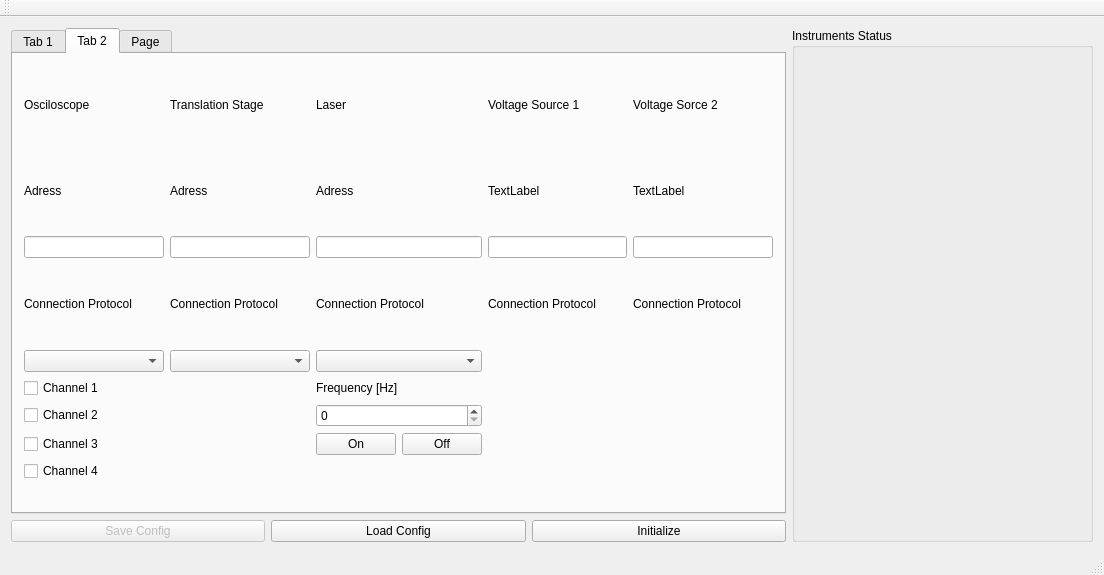
This is forms/MainWindow.ui in korostysh/TCT-daq as Qt 5 draws it before an edit. The edited form follows.
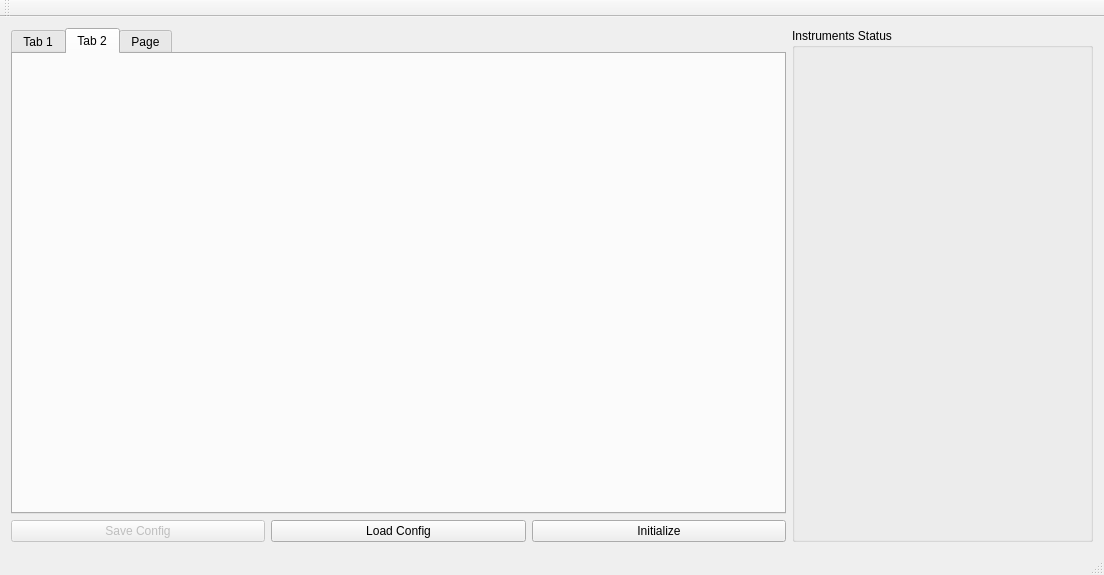
This is the edited form. The open tabs and pages were chosen to show the change. Custom widgets are drawn as their Qt base class.

Commit message: Translation stage controll added, plotting window added

Diff of the .ui file:
```diff
--- a/forms/MainWindow.ui
+++ b/forms/MainWindow.ui
@@ -382,258 +382,7 @@
            </attribute>
            <layout class="QGridLayout" name="gridLayout_5">
             <item row="0" column="0">
-             <layout class="QGridLayout" name="gridLayout_2">
-              <item row="0" column="5">
-               <widget class="QLabel" name="label_15">
-                <property name="text">
-                 <string>Voltage Source 1</string>
-                </property>
-               </widget>
-              </item>
-              <item row="10" column="1">
-               <spacer name="horizontalSpacer_5">
-                <property name="orientation">
-                 <enum>Qt::Horizontal</enum>
-                </property>
-                <property name="sizeHint" stdset="0">
-                 <size>
-                  <width>40</width>
-                  <height>20</height>
-                 </size>
-                </property>
-               </spacer>
-              </item>
-              <item row="0" column="1">
-               <widget class="QLabel" name="label_14">
-                <property name="text">
-                 <string>Osciloscope</string>
-                </property>
-               </widget>
-              </item>
-              <item row="10" column="6">
-               <spacer name="horizontalSpacer_4">
-                <property name="orientation">
-                 <enum>Qt::Horizontal</enum>
-                </property>
-                <property name="sizeHint" stdset="0">
-                 <size>
-                  <width>40</width>
-                  <height>20</height>
-                 </size>
-                </property>
-               </spacer>
-              </item>
-              <item row="7" column="1">
-               <widget class="QCheckBox" name="Channel3">
-                <property name="text">
-                 <string>Channel 3</string>
-                </property>
-               </widget>
-              </item>
-              <item row="10" column="2">
-               <spacer name="horizontalSpacer">
-                <property name="orientation">
-                 <enum>Qt::Horizontal</enum>
-                </property>
-                <property name="sizeHint" stdset="0">
-                 <size>
-                  <width>40</width>
-                  <height>20</height>
-                 </size>
-                </property>
-               </spacer>
-              </item>
-              <item row="6" column="1">
-               <widget class="QCheckBox" name="Channel2">
-                <property name="text">
-                 <string>Channel 2</string>
-                </property>
-               </widget>
-              </item>
-              <item row="0" column="2">
-               <widget class="QLabel" name="label_17">
-                <property name="text">
-                 <string>Translation Stage</string>
-                </property>
-               </widget>
-              </item>
-              <item row="9" column="1">
-               <widget class="QCheckBox" name="Channel4">
-                <property name="text">
-                 <string>Channel 4</string>
-                </property>
-               </widget>
-              </item>
-              <item row="3" column="2">
-               <widget class="QLabel" name="label_21">
-                <property name="text">
-                 <string>Connection Protocol</string>
-                </property>
-               </widget>
-              </item>
-              <item row="2" column="1">
-               <widget class="QLineEdit" name="lineEdit"/>
-              </item>
-              <item row="3" column="1">
-               <widget class="QLabel" name="label_20">
-                <property name="text">
-                 <string>Connection Protocol</string>
-                </property>
-               </widget>
-              </item>
-              <item row="1" column="1">
-               <widget class="QLabel" name="label_18">
-                <property name="text">
-                 <string>Adress</string>
-                </property>
-               </widget>
-              </item>
-              <item row="0" column="6">
-               <widget class="QLabel" name="label_16">
-                <property name="text">
-                 <string>Voltage Sorce 2</string>
-                </property>
-               </widget>
-              </item>
-              <item row="1" column="5">
-               <widget class="QLabel" name="label_24">
-                <property name="text">
-                 <string>TextLabel</string>
-                </property>
-               </widget>
-              </item>
-              <item row="1" column="2">
-               <widget class="QLabel" name="label_19">
-                <property name="text">
-                 <string>Adress</string>
-                </property>
-               </widget>
-              </item>
-              <item row="10" column="5">
-               <spacer name="horizontalSpacer_3">
-                <property name="orientation">
-                 <enum>Qt::Horizontal</enum>
-                </property>
-                <property name="sizeHint" stdset="0">
-                 <size>
-                  <width>40</width>
-                  <height>20</height>
-                 </size>
-                </property>
-               </spacer>
-              </item>
-              <item row="5" column="1">
-               <widget class="QCheckBox" name="ChannelOne">
-                <property name="text">
-                 <string>Channel 1</string>
-                </property>
-               </widget>
-              </item>
-              <item row="3" column="6">
-               <widget class="QLabel" name="label_27">
-                <property name="text">
-                 <string>Connection Protocol</string>
-                </property>
-               </widget>
-              </item>
-              <item row="2" column="6">
-               <widget class="QLineEdit" name="lineEdit_8"/>
-              </item>
-              <item row="2" column="2">
-               <widget class="QLineEdit" name="lineEdit_3"/>
-              </item>
-              <item row="3" column="5">
-               <widget class="QLabel" name="label_26">
-                <property name="text">
-                 <string>Connection Protocol</string>
-                </property>
-               </widget>
-              </item>
-              <item row="2" column="5">
-               <widget class="QLineEdit" name="lineEdit_7"/>
-              </item>
-              <item row="1" column="6">
-               <widget class="QLabel" name="label_25">
-                <property name="text">
-                 <string>TextLabel</string>
-                </property>
-               </widget>
-              </item>
-              <item row="3" column="3" colspan="2">
-               <widget class="QLabel" name="label_23">
-                <property name="text">
-                 <string>Connection Protocol</string>
-                </property>
-               </widget>
-              </item>
-              <item row="2" column="3" colspan="2">
-               <widget class="QLineEdit" name="lineEdit_5"/>
-              </item>
-              <item row="10" column="3" colspan="2">
-               <spacer name="horizontalSpacer_2">
-                <property name="orientation">
-                 <enum>Qt::Horizontal</enum>
-                </property>
-                <property name="sizeHint" stdset="0">
-                 <size>
-                  <width>40</width>
-                  <height>20</height>
-                 </size>
-                </property>
-               </spacer>
-              </item>
-              <item row="1" column="3" colspan="2">
-               <widget class="QLabel" name="label_22">
-                <property name="text">
-                 <string>Adress</string>
-                </property>
-               </widget>
-              </item>
-              <item row="0" column="3" colspan="2">
-               <widget class="QLabel" name="label_13">
-                <property name="text">
-                 <string>Laser</string>
-                </property>
-               </widget>
-              </item>
-              <item row="7" column="3">
-               <widget class="QPushButton" name="pushButton_4">
-                <property name="text">
-                 <string>On</string>
-                </property>
-               </widget>
-              </item>
-              <item row="7" column="4">
-               <widget class="QPushButton" name="pushButton_5">
-                <property name="text">
-                 <string>Off</string>
-                </property>
-               </widget>
-              </item>
-              <item row="5" column="3" colspan="2">
-               <widget class="QLabel" name="label_28">
-                <property name="text">
-                 <string>Frequency [Hz]</string>
-                </property>
-               </widget>
-              </item>
-              <item row="6" column="3" colspan="2">
-               <widget class="QSpinBox" name="spinBox">
-                <property name="maximum">
-                 <number>500000</number>
-                </property>
-               </widget>
-              </item>
-              <item row="4" column="1">
-               <widget class="QComboBox" name="comboBox"/>
-              </item>
-              <item row="4" column="2">
-               <widget class="QComboBox" name="comboBox_2"/>
-              </item>
-              <item row="4" column="3" colspan="2">
-               <widget class="QComboBox" name="comboBox_3"/>
-              </item>
-             </layout>
+             <widget class="QCustomPlot" name="customPlot" native="true"/>
             </item>
            </layout>
           </widget>
@@ -1108,6 +857,14 @@
   <widget class="QStatusBar" name="statusBar"/>
  </widget>
  <layoutdefault spacing="6" margin="11"/>
+ <customwidgets>
+  <customwidget>
+   <class>QCustomPlot</class>
+   <extends>QWidget</extends>
+   <header location="global">include/qcustomplot.h</header>
+   <container>1</container>
+  </customwidget>
+ </customwidgets>
  <resources/>
  <connections>
   <connection>
```
Left out of the diff: 179 changed lines with no effect on the pictures. The commit also changes 23 other files.
